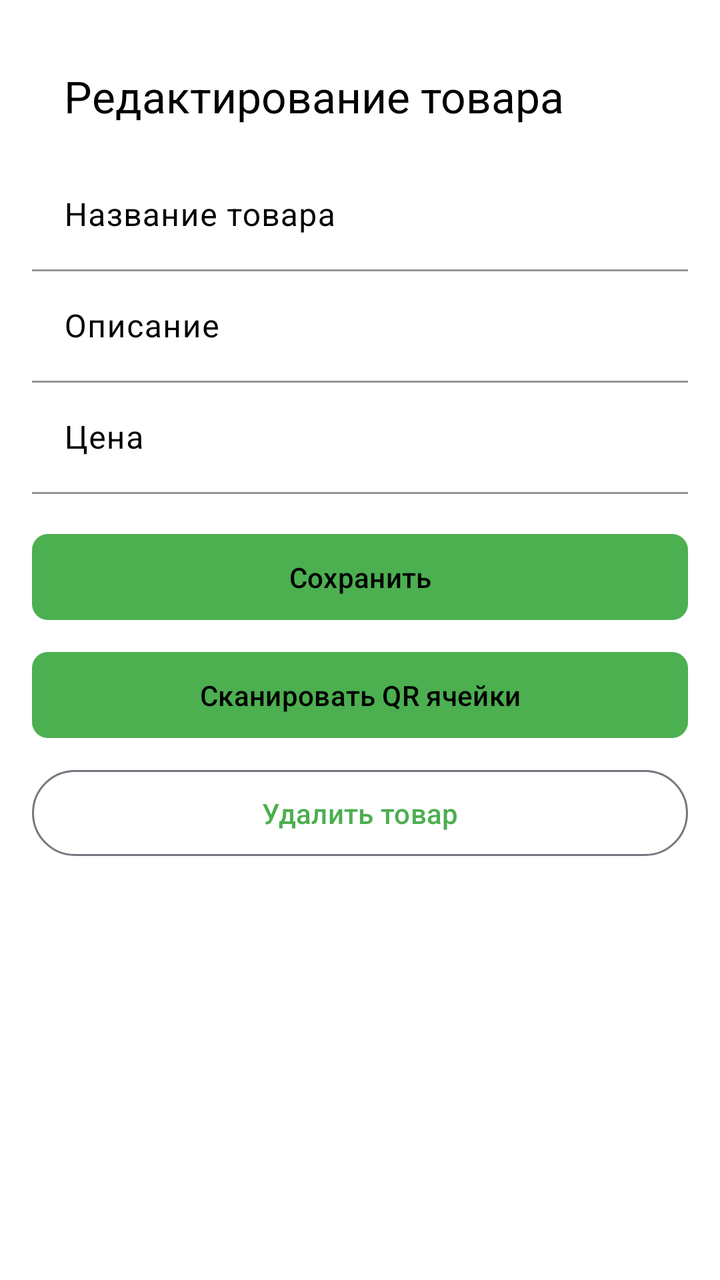
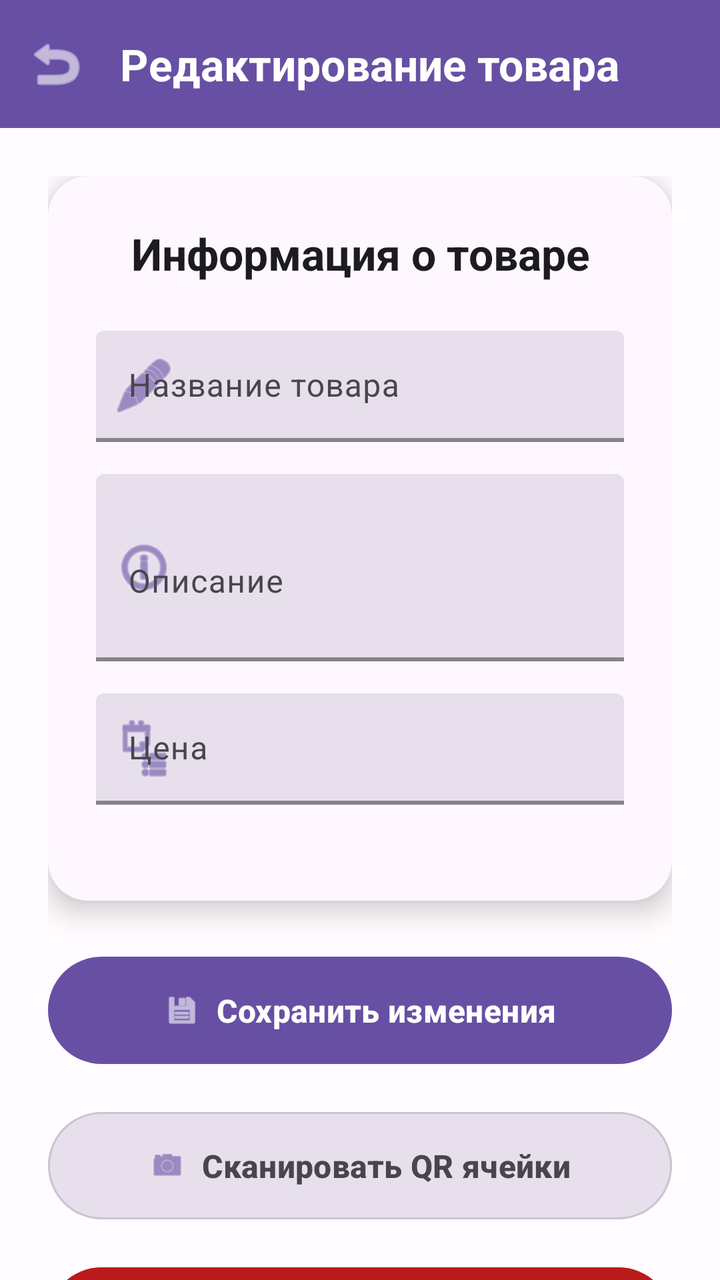

Before-and-after screenshots of an Android layout around one commit, followed by the original layout XML and the change that was made.
<!-- AndroidManifest.xml: application theme AppTheme -->
<!-- res/layout/activity_edit_product.xml -->
<?xml version="1.0" encoding="utf-8"?>
<androidx.constraintlayout.widget.ConstraintLayout xmlns:android="http://schemas.android.com/apk/res/android"
    xmlns:app="http://schemas.android.com/apk/res-auto"
    android:layout_width="match_parent"
    android:layout_height="match_parent"
    android:padding="16dp">

    <com.google.android.material.appbar.MaterialToolbar
        android:id="@+id/toolbar"
        android:layout_width="match_parent"
        android:layout_height="?attr/actionBarSize"
        app:title="Редактирование товара"
        app:layout_constraintTop_toTopOf="parent"
        app:layout_constraintStart_toStartOf="parent"
        app:layout_constraintEnd_toEndOf="parent" />

    <com.google.android.material.textfield.TextInputLayout
        android:id="@+id/productNameInputLayout"
        android:layout_width="match_parent"
        android:layout_height="wrap_content"
        android:hint="Название товара"
        app:layout_constraintTop_toBottomOf="@id/toolbar"
        app:layout_constraintStart_toStartOf="parent"
        app:layout_constraintEnd_toEndOf="parent">

        <com.google.android.material.textfield.TextInputEditText
            android:id="@+id/productNameInput"
            android:layout_width="match_parent"
            android:layout_height="wrap_content"
            android:inputType="textCapWords" />
    </com.google.android.material.textfield.TextInputLayout>

    <com.google.android.material.textfield.TextInputLayout
        android:id="@+id/productDescInputLayout"
        android:layout_width="match_parent"
        android:layout_height="wrap_content"
        android:hint="Описание"
        app:layout_constraintTop_toBottomOf="@id/productNameInputLayout"
        app:layout_constraintStart_toStartOf="parent"
        app:layout_constraintEnd_toEndOf="parent">

        <com.google.android.material.textfield.TextInputEditText
            android:id="@+id/productDescInput"
            android:layout_width="match_parent"
            android:layout_height="wrap_content"
            android:inputType="textMultiLine" />
    </com.google.android.material.textfield.TextInputLayout>

    <com.google.android.material.textfield.TextInputLayout
        android:id="@+id/productPriceInputLayout"
        android:layout_width="match_parent"
        android:layout_height="wrap_content"
        android:hint="Цена"
        app:layout_constraintTop_toBottomOf="@id/productDescInputLayout"
        app:layout_constraintStart_toStartOf="parent"
        app:layout_constraintEnd_toEndOf="parent">

        <com.google.android.material.textfield.TextInputEditText
            android:id="@+id/productPriceInput"
            android:layout_width="match_parent"
            android:layout_height="wrap_content"
            android:inputType="numberDecimal" />
    </com.google.android.material.textfield.TextInputLayout>

    <com.google.android.material.button.MaterialButton
        android:id="@+id/saveButton"
        android:layout_width="match_parent"
        android:layout_height="wrap_content"
        android:text="Сохранить"
        app:layout_constraintTop_toBottomOf="@id/productPriceInputLayout"
        app:layout_constraintStart_toStartOf="parent"
        app:layout_constraintEnd_toEndOf="parent"
        android:layout_marginTop="16dp" />

    <com.google.android.material.button.MaterialButton
        android:id="@+id/scanQrButton"
        android:layout_width="match_parent"
        android:layout_height="wrap_content"
        android:text="Сканировать QR ячейки"
        app:layout_constraintTop_toBottomOf="@id/saveButton"
        app:layout_constraintStart_toStartOf="parent"
        app:layout_constraintEnd_toEndOf="parent"
        android:layout_marginTop="8dp" />

    <com.google.android.material.button.MaterialButton
        android:id="@+id/deleteButton"
        android:layout_width="match_parent"
        android:layout_height="wrap_content"
        android:text="Удалить товар"
        style="@style/Widget.Material3.Button.OutlinedButton"
        app:layout_constraintTop_toBottomOf="@id/scanQrButton"
        app:layout_constraintStart_toStartOf="parent"
        app:layout_constraintEnd_toEndOf="parent"
        android:layout_marginTop="8dp" />
</androidx.constraintlayout.widget.ConstraintLayout>
<!-- resources referenced by this layout -->
<resources>
  <style name="AppTheme" parent="Theme.Material3.Light.NoActionBar">
          <item name="colorPrimary">@color/primary</item>
          <item name="colorPrimaryVariant">@color/primary_variant</item>
          <item name="colorOnPrimary">@color/on_primary</item>
          <item name="colorSecondary">@color/secondary</item>
          <item name="colorOnSecondary">@color/on_secondary</item>
          <item name="colorError">@color/error</item>
  
          <item name="android:background">@color/background</item>
          <item name="backgroundColor">@color/background</item>
          <item name="colorSurface">@color/surface</item>
          <item name="colorOnSurface">@color/on_surface</item>
  
          <item name="android:textColorPrimary">@color/on_surface</item>
          <item name="android:textColorSecondary">@color/text_secondary</item>
  
          <item name="materialButtonStyle">@style/AppButtonStyle</item>
          <item name="cardViewStyle">@style/AppCardViewStyle</item>
          <item name="textInputStyle">@style/AppTextInputStyle</item>
  
          <item name="colorAccent">@color/secondary</item>
      </style>
  <color name="primary">#4CAF50</color>
  <color name="primary_variant">#388E3C</color>
  <color name="on_primary">#000000</color>
  <color name="secondary">#4CAF50</color>
  <color name="on_secondary">#000000</color>
  <color name="error">#D32F2F</color>
  <color name="background">#FFFFFF</color>
  <color name="surface">#FFFFFF</color>
  <color name="on_surface">#000000</color>
  <color name="text_secondary">#000000</color>
  <style name="AppButtonStyle" parent="Widget.Material3.Button">
          <item name="backgroundTint">@color/button_background</item>
          <item name="android:textColor">@color/button_text</item>
          <item name="rippleColor">@color/secondary</item>
          <item name="android:padding">12dp</item>
          <item name="cornerRadius">8dp</item>
      </style>
  <style name="AppCardViewStyle" parent="Widget.MaterialComponents.CardView">
          <item name="cardBackgroundColor">@color/card_background</item>
          <item name="cardElevation">4dp</item>
          <item name="cardCornerRadius">8dp</item>
      </style>
  <style name="AppTextInputStyle" parent="Widget.Material3.TextInputLayout.FilledBox">
          <item name="boxBackgroundColor">@color/surface</item>
          <item name="android:textColor">@color/on_surface</item>
          <item name="hintTextColor">@color/text_secondary</item>
          <item name="boxStrokeColor">@color/secondary</item>
          <item name="android:textColorHint">@color/text_secondary</item>
      </style>
  <color name="button_background">#4CAF50</color>
  <color name="button_text">#000000</color>
  <color name="card_background">#F5F5F5</color>
</resources>

<!-- the commit's change to res/layout/activity_edit_product.xml (unified diff, before → after) -->
@@ -1,95 +1,184 @@
 <?xml version="1.0" encoding="utf-8"?>
-<androidx.constraintlayout.widget.ConstraintLayout xmlns:android="http://schemas.android.com/apk/res/android"
+<androidx.coordinatorlayout.widget.CoordinatorLayout xmlns:android="http://schemas.android.com/apk/res/android"
     xmlns:app="http://schemas.android.com/apk/res-auto"
     android:layout_width="match_parent"
     android:layout_height="match_parent"
-    android:padding="16dp">
+    android:background="@color/background">
 
-    <com.google.android.material.appbar.MaterialToolbar
-        android:id="@+id/toolbar"
-        android:layout_width="match_parent"
-        android:layout_height="?attr/actionBarSize"
-        app:title="Редактирование товара"
-        app:layout_constraintTop_toTopOf="parent"
-        app:layout_constraintStart_toStartOf="parent"
-        app:layout_constraintEnd_toEndOf="parent" />
-
-    <com.google.android.material.textfield.TextInputLayout
-        android:id="@+id/productNameInputLayout"
+    
+    <com.google.android.material.appbar.AppBarLayout
         android:layout_width="match_parent"
         android:layout_height="wrap_content"
-        android:hint="Название товара"
-        app:layout_constraintTop_toBottomOf="@id/toolbar"
-        app:layout_constraintStart_toStartOf="parent"
-        app:layout_constraintEnd_toEndOf="parent">
+        android:background="@color/primary"
+        app:elevation="0dp">
 
-        <com.google.android.material.textfield.TextInputEditText
-            android:id="@+id/productNameInput"
+        <com.google.android.material.appbar.MaterialToolbar
+            android:id="@+id/toolbar"
+            android:layout_width="match_parent"
+            android:layout_height="?attr/actionBarSize"
+            app:title="@string/edit_product_title"
+            app:titleTextColor="@color/on_primary"
+            app:titleTextAppearance="@style/TextAppearance.App.TitleLarge"
+            app:navigationIcon="@android:drawable/ic_menu_revert"
+            app:navigationIconTint="@color/on_primary" />
+
+    </com.google.android.material.appbar.AppBarLayout>
+
+    
+    <androidx.core.widget.NestedScrollView
+        android:layout_width="match_parent"
+        android:layout_height="match_parent"
+        app:layout_behavior="@string/appbar_scrolling_view_behavior">
+
+        <LinearLayout
             android:layout_width="match_parent"
             android:layout_height="wrap_content"
-            android:inputType="textCapWords" />
-    </com.google.android.material.textfield.TextInputLayout>
+            android:orientation="vertical"
+            android:padding="24dp">
 
-    <com.google.android.material.textfield.TextInputLayout
-        android:id="@+id/productDescInputLayout"
-        android:layout_width="match_parent"
-        android:layout_height="wrap_content"
-        android:hint="Описание"
-        app:layout_constraintTop_toBottomOf="@id/productNameInputLayout"
-        app:layout_constraintStart_toStartOf="parent"
-        app:layout_constraintEnd_toEndOf="parent">
+            
+            <androidx.cardview.widget.CardView
+                android:layout_width="match_parent"
+                android:layout_height="wrap_content"
+                android:layout_marginBottom="24dp"
+                app:cardBackgroundColor="@color/card_surface"
+                app:cardCornerRadius="20dp"
+                app:cardElevation="8dp">
 
-        <com.google.android.material.textfield.TextInputEditText
-            android:id="@+id/productDescInput"
-            android:layout_width="match_parent"
-            android:layout_height="wrap_content"
-            android:inputType="textMultiLine" />
-    </com.google.android.material.textfield.TextInputLayout>
+                <LinearLayout
+                    android:layout_width="match_parent"
+                    android:layout_height="wrap_content"
+                    android:orientation="vertical"
+                    android:padding="24dp">
 
-    <com.google.android.material.textfield.TextInputLayout
-        android:id="@+id/productPriceInputLayout"
-        android:layout_width="match_parent"
-        android:layout_height="wrap_content"
-        android:hint="Цена"
-        app:layout_constraintTop_toBottomOf="@id/productDescInputLayout"
-        app:layout_constraintStart_toStartOf="parent"
-        app:layout_constraintEnd_toEndOf="parent">
+                    <TextView
+                        android:layout_width="match_parent"
+                        android:layout_height="wrap_content"
+                        android:text="@string/product_info_title"
+                        android:textAppearance="@style/TextAppearance.App.TitleLarge"
+                        android:textAlignment="center"
+                        android:layout_marginBottom="24dp" />
 
-        <com.google.android.material.textfield.TextInputEditText
-            android:id="@+id/productPriceInput"
-            android:layout_width="match_parent"
-            android:layout_height="wrap_content"
-            android:inputType="numberDecimal" />
-    </com.google.android.material.textfield.TextInputLayout>
+                    
+                    <com.google.android.material.textfield.TextInputLayout
+                        android:id="@+id/productNameInputLayout"
+                        android:layout_width="match_parent"
+                        android:layout_height="wrap_content"
+                        android:hint="@string/product_name_hint"
+                        android:layout_marginBottom="16dp"
+                        app:startIconDrawable="@android:drawable/ic_menu_edit"
+                        app:startIconTint="@color/primary"
+                        app:boxBackgroundColor="@color/surface_variant"
+                        app:boxStrokeColor="@color/primary"
+                        app:boxStrokeWidth="2dp"
+                        app:hintTextColor="@color/text_secondary">
 
-    <com.google.android.material.button.MaterialButton
-        android:id="@+id/saveButton"
-        android:layout_width="match_parent"
-        android:layout_height="wrap_content"
-        android:text="Сохранить"
-        app:layout_constraintTop_toBottomOf="@id/productPriceInputLayout"
-        app:layout_constraintStart_toStartOf="parent"
-        app:layout_constraintEnd_toEndOf="parent"
-        android:layout_marginTop="16dp" />
+                        <com.google.android.material.textfield.TextInputEditText
+                            android:id="@+id/productNameInput"
+                            android:layout_width="match_parent"
+                            android:layout_height="wrap_content"
+                            android:inputType="textCapWords"
+                            android:textAppearance="@style/TextAppearance.App.BodyLarge" />
 
-    <com.google.android.material.button.MaterialButton
-        android:id="@+id/scanQrButton"
-        android:layout_width="match_parent"
-        android:layout_height="wrap_content"
-        android:text="Сканировать QR ячейки"
-        app:layout_constraintTop_toBottomOf="@id/saveButton"
-        app:layout_constraintStart_toStartOf="parent"
-        app:layout_constraintEnd_toEndOf="parent"
-        android:layout_marginTop="8dp" />
+                    </com.google.android.material.textfield.TextInputLayout>
 
-    <com.google.android.material.button.MaterialButton
-        android:id="@+id/deleteButton"
-        android:layout_width="match_parent"
-        android:layout_height="wrap_content"
-        android:text="Удалить товар"
-        style="@style/Widget.Material3.Button.OutlinedButton"
-        app:layout_constraintTop_toBottomOf="@id/scanQrButton"
-        app:layout_constraintStart_toStartOf="parent"
-        app:layout_constraintEnd_toEndOf="parent"
-        android:layout_marginTop="8dp" />
-</androidx.constraintlayout.widget.ConstraintLayout>
+                    
+                    <com.google.android.material.textfield.TextInputLayout
+                        android:id="@+id/productDescInputLayout"
+                        android:layout_width="match_parent"
+                        android:layout_height="wrap_content"
+                        android:hint="@string/product_description_hint"
+                        android:layout_marginBottom="16dp"
+                        app:startIconDrawable="@android:drawable/ic_menu_info_details"
+                        app:startIconTint="@color/primary"
+                        app:boxBackgroundColor="@color/surface_variant"
+                        app:boxStrokeColor="@color/primary"
+                        app:boxStrokeWidth="2dp"
+                        app:hintTextColor="@color/text_secondary">
+
+                        <com.google.android.material.textfield.TextInputEditText
+                            android:id="@+id/productDescInput"
+                            android:layout_width="match_parent"
+                            android:layout_height="wrap_content"
+                            android:inputType="textMultiLine"
+                            android:minLines="3"
+                            android:textAppearance="@style/TextAppearance.App.BodyLarge" />
+
+                    </com.google.android.material.textfield.TextInputLayout>
+
+                    
+                    <com.google.android.material.textfield.TextInputLayout
+                        android:id="@+id/productPriceInputLayout"
+                        android:layout_width="match_parent"
+                        android:layout_height="wrap_content"
+                        android:hint="@string/product_price_hint"
+                        android:layout_marginBottom="24dp"
+                        app:startIconDrawable="@android:drawable/ic_menu_agenda"
+                        app:startIconTint="@color/primary"
+                        app:boxBackgroundColor="@color/surface_variant"
+                        app:boxStrokeColor="@color/primary"
+                        app:boxStrokeWidth="2dp"
+                        app:hintTextColor="@color/text_secondary">
+
+                        <com.google.android.material.textfield.TextInputEditText
+                            android:id="@+id/productPriceInput"
+                            android:layout_width="match_parent"
+                            android:layout_height="wrap_content"
+                            android:inputType="numberDecimal"
+                            android:textAppearance="@style/TextAppearance.App.BodyLarge" />
+
+                    </com.google.android.material.textfield.TextInputLayout>
+
+                </LinearLayout>
+            </androidx.cardview.widget.CardView>
+
+            
+            <LinearLayout
+                android:layout_width="match_parent"
+                android:layout_height="wrap_content"
+                android:orientation="vertical">
+
+                
+                <com.google.android.material.button.MaterialButton
+                    android:id="@+id/saveButton"
+                    android:layout_width="match_parent"
+                    android:layout_height="wrap_content"
+                    android:layout_marginBottom="16dp"
+                    android:text="@string/save_changes_button"
+                    android:textSize="16sp"
+                    app:icon="@android:drawable/ic_menu_save"
+                    app:iconGravity="textStart"
+                    app:iconPadding="8dp" />
+
+                <com.google.android.material.button.MaterialButton
+                    android:id="@+id/scanQrButton"
+                    android:layout_width="match_parent"
+                    android:layout_height="wrap_content"
+                    android:layout_marginBottom="16dp"
+                    android:text="@string/scan_qr_cell_button"
+                    android:textSize="16sp"
+                    style="@style/AppButtonSecondaryStyle"
+                    app:icon="@android:drawable/ic_menu_camera"
+                    app:iconGravity="textStart"
+                    app:iconPadding="8dp" />
+
+                
+                <com.google.android.material.button.MaterialButton
+                    android:id="@+id/deleteButton"
+                    android:layout_width="match_parent"
+                    android:layout_height="wrap_content"
+                    android:text="@string/delete_product_button"
+                    android:textSize="16sp"
+                    android:backgroundTint="@color/error"
+                    android:textColor="@color/on_error"
+                    app:icon="@android:drawable/ic_menu_delete"
+                    app:iconGravity="textStart"
+                    app:iconPadding="8dp"
+                    app:iconTint="@color/on_error" />
+
+            </LinearLayout>
+
+        </LinearLayout>
+    </androidx.core.widget.NestedScrollView>
+
+</androidx.coordinatorlayout.widget.CoordinatorLayout>
<!-- resource entries referenced after the edit -->
@@ -1,58 +1,124 @@
 <!-- resources referenced by this layout -->
 <resources>
   <style name="AppTheme" parent="Theme.Material3.Light.NoActionBar">
+          
           <item name="colorPrimary">@color/primary</item>
           <item name="colorPrimaryVariant">@color/primary_variant</item>
           <item name="colorOnPrimary">@color/on_primary</item>
+          
+          
           <item name="colorSecondary">@color/secondary</item>
           <item name="colorOnSecondary">@color/on_secondary</item>
-          <item name="colorError">@color/error</item>
-  
-          <item name="android:background">@color/background</item>
-          <item name="backgroundColor">@color/background</item>
+          
+          
+          <item name="colorTertiary">@color/tertiary</item>
+          <item name="colorOnTertiary">@color/on_tertiary</item>
+          
+          
+          <item name="android:colorBackground">@color/background</item>
           <item name="colorSurface">@color/surface</item>
           <item name="colorOnSurface">@color/on_surface</item>
-  
-          <item name="android:textColorPrimary">@color/on_surface</item>
+          <item name="colorSurfaceVariant">@color/surface_variant</item>
+          <item name="colorOnSurfaceVariant">@color/on_surface_variant</item>
+          
+          
+          <item name="android:textColorPrimary">@color/text_primary</item>
           <item name="android:textColorSecondary">@color/text_secondary</item>
-  
+          <item name="android:textColorTertiary">@color/text_tertiary</item>
+          
+          
+          <item name="colorError">@color/error</item>
+          <item name="colorOnError">@color/on_error</item>
+          
+          
           <item name="materialButtonStyle">@style/AppButtonStyle</item>
           <item name="cardViewStyle">@style/AppCardViewStyle</item>
           <item name="textInputStyle">@style/AppTextInputStyle</item>
-  
-          <item name="colorAccent">@color/secondary</item>
+          <item name="toolbarStyle">@style/AppToolbarStyle</item>
+          
+          
+          <item name="android:statusBarColor">@color/primary</item>
+          <item name="android:navigationBarColor">@color/surface</item>
       </style>
-  <color name="primary">#4CAF50</color>
-  <color name="primary_variant">#388E3C</color>
-  <color name="on_primary">#000000</color>
-  <color name="secondary">#4CAF50</color>
-  <color name="on_secondary">#000000</color>
-  <color name="error">#D32F2F</color>
-  <color name="background">#FFFFFF</color>
-  <color name="surface">#FFFFFF</color>
-  <color name="on_surface">#000000</color>
-  <color name="text_secondary">#000000</color>
+  <color name="button_secondary">#E7E0EC</color>
+  <color name="button_secondary_text">#49454F</color>
+  <color name="primary">#6750A4</color>
+  <color name="surface_variant">#E7E0EC</color>
+  <color name="primary_variant">#4F378B</color>
+  <color name="on_primary">#FFFFFF</color>
+  <color name="secondary">#625B71</color>
+  <color name="outline_variant">#CAC4D0</color>
+  <color name="text_primary">#1C1B1F</color>
+  <color name="on_secondary">#FFFFFF</color>
+  <color name="tertiary">#7D5260</color>
+  <color name="on_tertiary">#FFFFFF</color>
+  <color name="error">#BA1A1A</color>
+  <color name="on_error">#FFFFFF</color>
+  <color name="background">#FFFBFE</color>
+  <color name="card_surface">#FEF7FF</color>
+  <color name="surface">#FFFBFE</color>
+  <color name="on_surface">#1C1B1F</color>
+  <color name="on_surface_variant">#49454F</color>
+  <color name="text_tertiary">#79747E</color>
+  <color name="text_secondary">#49454F</color>
+  <string name="delete_product_button">Удалить товар</string>
+  <string name="edit_product_title">Редактирование товара</string>
+  <string name="product_description_hint">Описание</string>
+  <string name="product_info_title">Информация о товаре</string>
+  <string name="product_name_hint">Название товара</string>
+  <string name="product_price_hint">Цена</string>
+  <string name="save_changes_button">Сохранить изменения</string>
+  <string name="scan_qr_cell_button">Сканировать QR ячейки</string>
+  <style name="AppButtonSecondaryStyle" parent="Widget.Material3.Button.OutlinedButton">
+          <item name="backgroundTint">@color/button_secondary</item>
+          <item name="android:textColor">@color/button_secondary_text</item>
+          <item name="rippleColor">@color/secondary</item>
+          <item name="android:padding">16dp</item>
+          <item name="android:textSize">16sp</item>
+          <item name="strokeColor">@color/outline_variant</item>
+          <item name="strokeWidth">1dp</item>
+      </style>
+  <style name="TextAppearance.App.BodyLarge" parent="TextAppearance.Material3.BodyLarge">
+          <item name="android:textColor">@color/text_primary</item>
+          <item name="android:textSize">16sp</item>
+      </style>
+  <style name="TextAppearance.App.TitleLarge" parent="TextAppearance.Material3.TitleLarge">
+          <item name="android:textColor">@color/text_primary</item>
+          <item name="android:textSize">22sp</item>
+          <item name="android:textStyle">bold</item>
+      </style>
   <style name="AppButtonStyle" parent="Widget.Material3.Button">
           <item name="backgroundTint">@color/button_background</item>
           <item name="android:textColor">@color/button_text</item>
-          <item name="rippleColor">@color/secondary</item>
-          <item name="android:padding">12dp</item>
-          <item name="cornerRadius">8dp</item>
+          <item name="rippleColor">@color/primary</item>
+          <item name="android:padding">16dp</item>
+          <item name="android:textSize">16sp</item>
+          <item name="android:textStyle">bold</item>
+          <item name="elevation">2dp</item>
       </style>
-  <style name="AppCardViewStyle" parent="Widget.MaterialComponents.CardView">
+  <style name="AppCardViewStyle" parent="Widget.Material3.CardView.Elevated">
           <item name="cardBackgroundColor">@color/card_background</item>
-          <item name="cardElevation">4dp</item>
-          <item name="cardCornerRadius">8dp</item>
+          <item name="cardElevation">8dp</item>
+          <item name="cardCornerRadius">16dp</item>
+          <item name="cardMaxElevation">12dp</item>
+          <item name="contentPadding">0dp</item>
       </style>
   <style name="AppTextInputStyle" parent="Widget.Material3.TextInputLayout.FilledBox">
-          <item name="boxBackgroundColor">@color/surface</item>
+          <item name="boxBackgroundColor">@color/surface_variant</item>
           <item name="android:textColor">@color/on_surface</item>
           <item name="hintTextColor">@color/text_secondary</item>
-          <item name="boxStrokeColor">@color/secondary</item>
+          <item name="boxStrokeColor">@color/primary</item>
+          <item name="boxStrokeWidth">2dp</item>
           <item name="android:textColorHint">@color/text_secondary</item>
       </style>
-  <color name="button_background">#4CAF50</color>
-  <color name="button_text">#000000</color>
-  <color name="card_background">#F5F5F5</color>
+  <style name="AppToolbarStyle" parent="Widget.Material3.Toolbar">
+          <item name="titleTextColor">@color/on_primary</item>
+          <item name="subtitleTextColor">@color/on_primary</item>
+          <item name="android:background">@color/primary</item>
+          <item name="elevation">4dp</item>
+      </style>
+  <color name="button_background">#6750A4</color>
+  <color name="button_text">#FFFFFF</color>
+  <color name="card_background">#FFFFFF</color>
 </resources>
 
